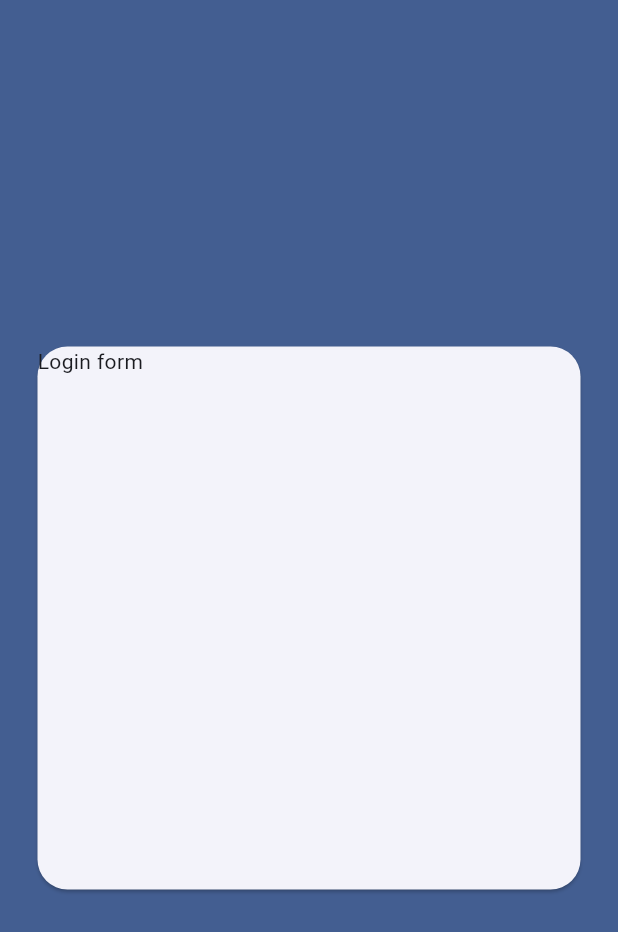
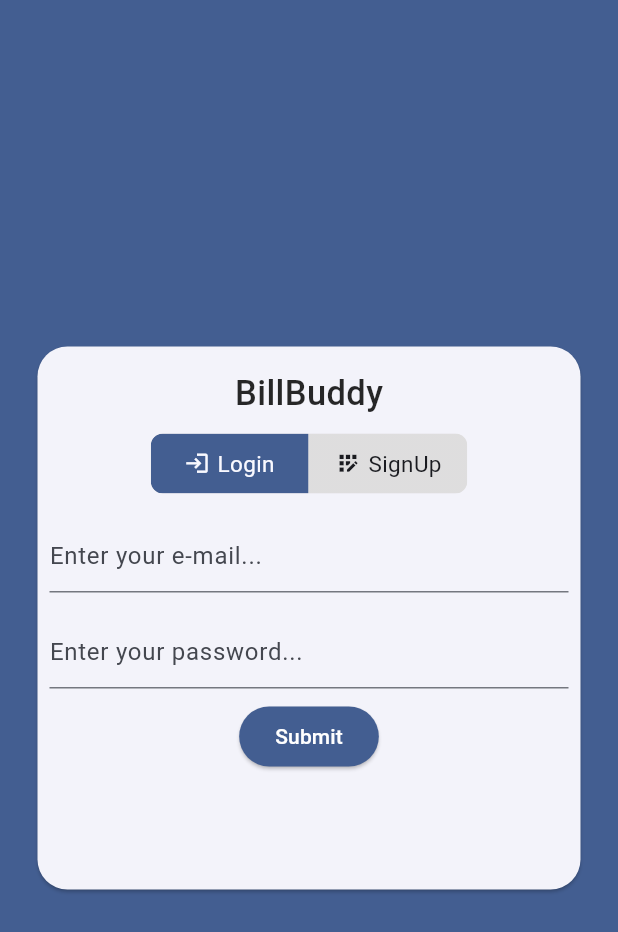
Before and after one commit to rony646/bill-buddy, a Flutter app: the screen it shows after launch, on a phone screen of 412 x 824 dp. Shown: the top 932 px of the screen. Run offline on Flutter 3.47's test engine with Material 3 defaults, Android fonts, the phone set to English and light mode, and no system bars; drawn by our look-alikes of toggle_switch; our stand-ins replace currency_text_input_formatter; missing offline and left inert: awesome_select.

Commit message:
feat: started styling login page

```diff
--- a/lib/screens/sign_up.dart
+++ b/lib/screens/sign_up.dart
@@ -1,7 +1,20 @@
+import 'package:bill_buddy/utils/validate_email.dart';
+import 'package:bill_buddy/widgets/custom_form_field.dart';
 import 'package:flutter/material.dart';
+import 'package:flutter/services.dart';
+import 'package:toggle_switch/toggle_switch.dart';
 
-class SignUp extends StatelessWidget {
+class SignUp extends StatefulWidget {
   const SignUp({super.key});
+
+  @override
+  State<SignUp> createState() => _SignUpState();
+}
+
+class _SignUpState extends State<SignUp> {
+  final _formKey = GlobalKey<FormState>();
+  final TextEditingController _emailController = TextEditingController();
+  final TextEditingController _passwordController = TextEditingController();
 
   @override
   Widget build(BuildContext context) {
@@ -14,7 +27,68 @@ class SignUp extends StatelessWidget {
             shape: RoundedRectangleBorder(
               borderRadius: BorderRadius.circular(20),
             ),
-            child: Text('Login form'),
+            child: Column(
+              children: [
+                const Align(
+                  alignment: Alignment.topCenter,
+                  child: Padding(
+                    padding: EdgeInsets.only(top: 15.0),
+                    child: Text(
+                      'BillBuddy',
+                      style: TextStyle(
+                          fontSize: 23,
+                          fontWeight: FontWeight.w500,
+                          color: Color(0xE40E0E0E)),
+                    ),
+                  ),
+                ),
+                Container(
+                  padding: const EdgeInsets.only(top: 10, bottom: 10),
+                  child: ToggleSwitch(
+                    minWidth: 105,
+                    fontSize: 15,
+                    initialLabelIndex: 0,
+                    totalSwitches: 2,
+                    labels: const ['Login', 'SignUp'],
+                    icons: const [Icons.login, Icons.app_registration_outlined],
+                    onToggle: (index) {
+                      print('switched to $index');
+                    },
+                  ),
+                ),
+                Form(
+                  key: _formKey,
+                  child: Column(
+                    children: [
+                      CustomFormField(
+                        controller: _emailController,
+                        hintText: 'Enter your e-mail...',
+                      ),
+                      CustomFormField(
+                        controller: _passwordController,
+                        hideText: true,
+                        hintText: 'Enter your password...',
+                      ),
+                      ElevatedButton(
+                        style: ElevatedButton.styleFrom(
+                          backgroundColor: Theme.of(context).primaryColor,
+                          foregroundColor: Colors.white,
+                        ),
+                        onPressed: () {
+                          if (!isEmailValid(_emailController.text)) {
+                            print(_emailController.text);
+                            print('invalid e-mail!');
+                            return;
+                          }
+                          print('password: ${_passwordController.text}');
+                        },
+                        child: const Text('Submit'),
+                      )
+                    ],
+                  ),
+                ),
+              ],
+            ),
           ),
         ),
       ),
--- /dev/null
+++ b/lib/utils/validate_email.dart
@@ -0,0 +1,6 @@
+bool isEmailValid(String email) {
+  final RegExp emailRegex =
+      RegExp(r'^[a-zA-Z0-9._%+-]+@[a-zA-Z0-9.-]+\.[a-zA-Z]{2,}$');
+
+  return emailRegex.hasMatch(email);
+}
--- a/lib/widgets/custom_form_field.dart
+++ b/lib/widgets/custom_form_field.dart
@@ -12,6 +12,7 @@ class CustomFormField extends StatelessWidget {
     this.customDecoration,
     this.readOnly = false,
     this.numberKeyboard = false,
+    this.hideText = false,
   });
 
   final String? hintText;
@@ -22,6 +23,7 @@ class CustomFormField extends StatelessWidget {
   final InputDecoration? customDecoration;
   final bool readOnly;
   final bool numberKeyboard;
+  final bool hideText;
 
   @override
   Widget build(BuildContext context) {
@@ -30,6 +32,7 @@ class CustomFormField extends StatelessWidget {
         child: TextFormField(
           controller: controller,
           readOnly: readOnly,
+          obscureText: hideText,
           inputFormatters: inputFormatters,
           keyboardType:
               numberKeyboard ? TextInputType.number : TextInputType.text,
--- a/pubspec.yaml
+++ b/pubspec.yaml
@@ -35,6 +35,7 @@ dependencies:
   cupertino_icons: ^1.0.2
   awesome_select: ^6.0.0
   provider: ^6.1.2
+  toggle_switch: ^2.3.0
 
 dev_dependencies:
   flutter_test:
```
Also changed, not shown: pubspec.lock.
